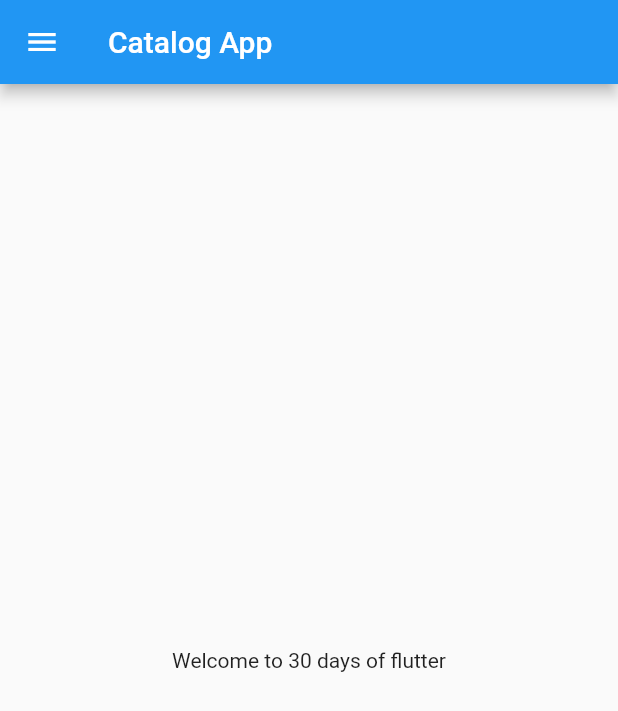
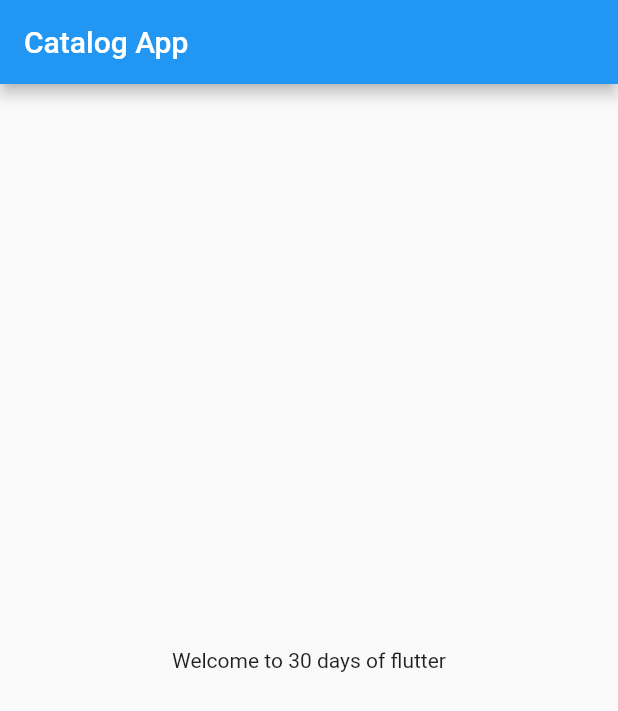
Before and after one commit to Sahani44/PracticeFlutterApp, a Flutter app: the screen it shows after launch, on a phone screen of 412 x 824 dp. Shown: the top 711 px of the screen. Run offline on Flutter 3.47's test engine with Material 2 defaults, Android fonts, the phone set to English and light mode, and no system bars.

```diff
--- a/lib/home_page.dart
+++ b/lib/home_page.dart
@@ -16,7 +16,7 @@ class HomePage extends StatelessWidget {
             child: Text("Welcome to $day days of $name"),
           ),
         ),
-        drawer: Drawer(),
+
       );
   }
 }
```
